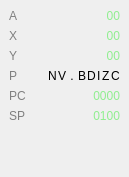
Qt form cpuwidget.ui (rjaremczak/mo65x) before a commit.
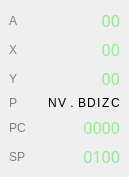
The same form after that commit.

Diff of the .ui file:
```diff
--- a/cpuwidget.ui
+++ b/cpuwidget.ui
@@ -35,7 +35,13 @@
      </spacer>
     </item>
     <item row="1" column="3">
-     <widget class="QLabel" name="label_12">
+     <widget class="QLabel" name="regX">
+      <property name="font">
+       <font>
+        <family>Ubuntu Mono</family>
+        <pointsize>12</pointsize>
+       </font>
+      </property>
       <property name="styleSheet">
        <string notr="true">color:lightgreen</string>
       </property>
@@ -48,7 +54,13 @@
      </widget>
     </item>
     <item row="3" column="3">
-     <widget class="QLabel" name="label_13">
+     <widget class="QLabel" name="regY">
+      <property name="font">
+       <font>
+        <family>Ubuntu Mono</family>
+        <pointsize>12</pointsize>
+       </font>
+      </property>
       <property name="styleSheet">
        <string notr="true">color:lightgreen</string>
       </property>
@@ -71,7 +83,13 @@
      </widget>
     </item>
     <item row="9" column="3">
-     <widget class="QLabel" name="label_15">
+     <widget class="QLabel" name="regSP">
+      <property name="font">
+       <font>
+        <family>Ubuntu Mono</family>
+        <pointsize>12</pointsize>
+       </font>
+      </property>
       <property name="styleSheet">
        <string notr="true">color:lightgreen</string>
       </property>
@@ -84,7 +102,13 @@
      </widget>
     </item>
     <item row="8" column="3">
-     <widget class="QLabel" name="label_14">
+     <widget class="QLabel" name="regPC">
+      <property name="font">
+       <font>
+        <family>Ubuntu Mono</family>
+        <pointsize>12</pointsize>
+       </font>
+      </property>
       <property name="styleSheet">
        <string notr="true">color:lightgreen</string>
       </property>
@@ -97,7 +121,13 @@
      </widget>
     </item>
     <item row="0" column="3">
-     <widget class="QLabel" name="label_11">
+     <widget class="QLabel" name="regA">
+      <property name="font">
+       <font>
+        <family>Ubuntu Mono</family>
+        <pointsize>12</pointsize>
+       </font>
+      </property>
       <property name="styleSheet">
        <string notr="true">color:lightgreen</string>
       </property>
```
Left out of the diff: 18 changed lines with no effect on the pictures.
